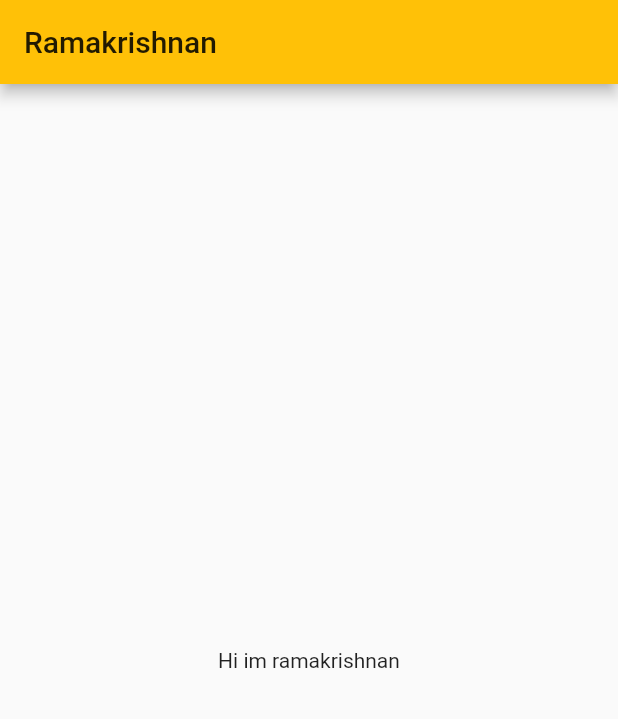
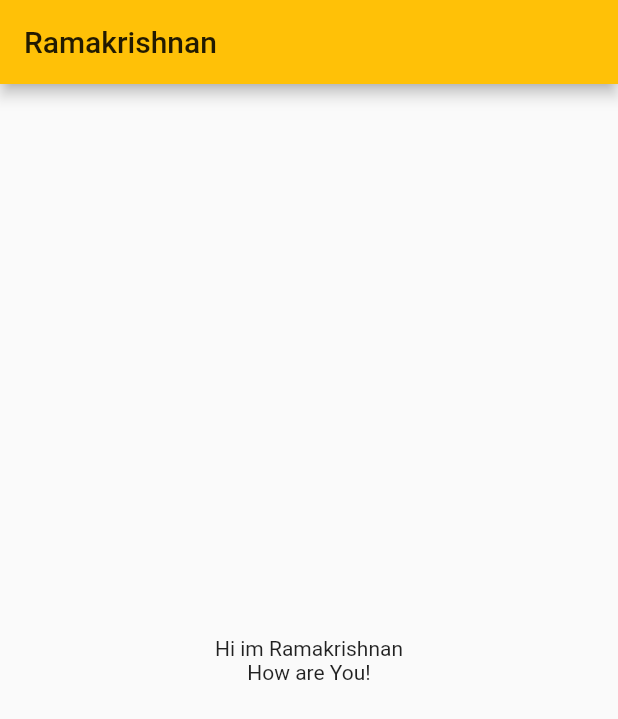
Before and after one commit to Ramakrishnan0216/personal_portfolio, a Flutter app: the screen it shows after launch, on a phone screen of 412 x 824 dp. Shown: the top 719 px of the screen. Run offline on Flutter 3.47's test engine with Material 2 defaults, Android fonts, the phone set to English and light mode, and no system bars.

Commit message:
Changed for test.

```diff
--- a/lib/main.dart
+++ b/lib/main.dart
@@ -37,7 +37,13 @@ class _MyHomePageState extends State<MyHomePage> {
       body: Center(
         // Center is a layout widget. It takes a single child and positions it
         // in the middle of the parent.
-        child: Text("Hi im ramakrishnan"),
+        child: Column(
+          mainAxisSize: MainAxisSize.min,
+          children: [
+            Text("Hi im Ramakrishnan"),
+            Text("How are You!"),
+          ],
+        ),
       ),
       // This trailing comma makes auto-formatting nicer for build methods.
     );
```
